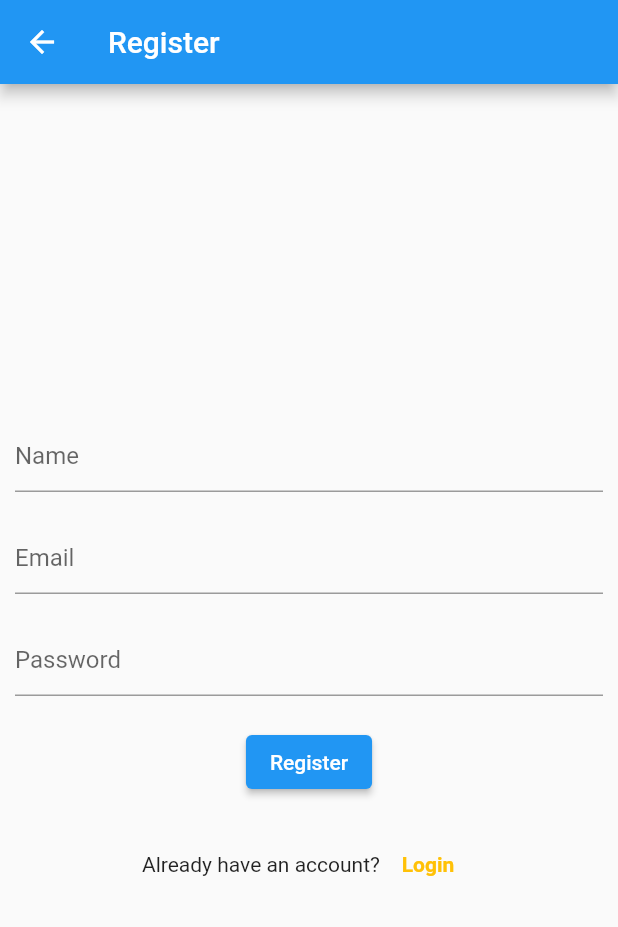
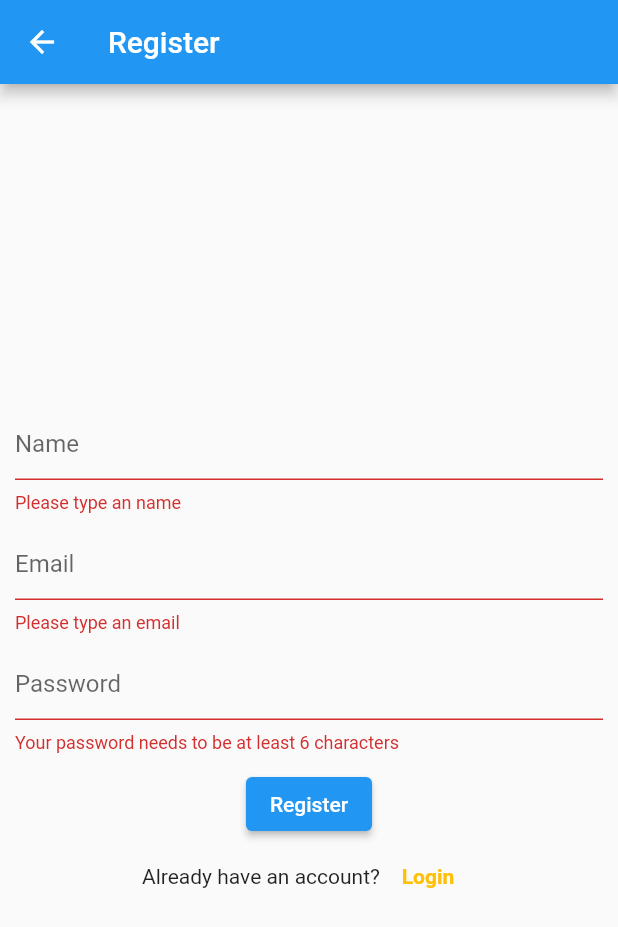
Before and after one commit to zahranrafif/Exercise_Firebase-20200140073, a Flutter app: the Register screen opened directly, after a tap on "Register", on a phone screen of 412 x 824 dp. Shown: the top 927 px of the screen. Run offline on Flutter 3.47's test engine with Material 2 defaults, Android fonts, the phone set to English and light mode, and no system bars; our stand-ins replace cloud_firestore, firebase_auth, firebase_core; accounts and stored records are empty.

Commit message:
add validator pada register

```diff
--- a/lib/view/register.dart
+++ b/lib/view/register.dart
@@ -28,31 +28,46 @@ class Register extends StatelessWidget {
             mainAxisAlignment: MainAxisAlignment.center,
             children: [
               TextFormField(
+                validator: (value) {
+                  if (value == null || value.isEmpty) {
+                    return 'Please type an name';
+                  }
+                },
                 decoration: InputDecoration(hintText: "Name"),
                 onChanged: (value) {
                   name = value;
                 },
               ),
               SizedBox(
-                height: 20,
+                height: 10,
               ),
               TextFormField(
+                validator: (value) {
+                  if (value == null || value.isEmpty) {
+                    return 'Please type an email';
+                  }
+                },
                 decoration: InputDecoration(hintText: "Email"),
                 onChanged: (value) {
                   email = value;
                 },
               ),
               SizedBox(
-                height: 20,
+                height: 10,
               ),
               TextFormField(
+                validator: (value) {
+                  if (value == null || value.length < 6) {
+                    return 'Your password needs to be at least 6 characters';
+                  }
+                },
                 decoration: InputDecoration(hintText: "Password"),
                 onChanged: (value) {
                   password = value;
                 },
               ),
               SizedBox(
-                height: 20,
+                height: 10,
               ),
               ElevatedButton(
                 child: Text('Register'),
@@ -113,9 +128,6 @@ class Register extends StatelessWidget {
                   }
                 },
               ),
-              SizedBox(
-                height: 20,
-              ),
               Row(
                 mainAxisAlignment: MainAxisAlignment.center,
                 children: [
```
